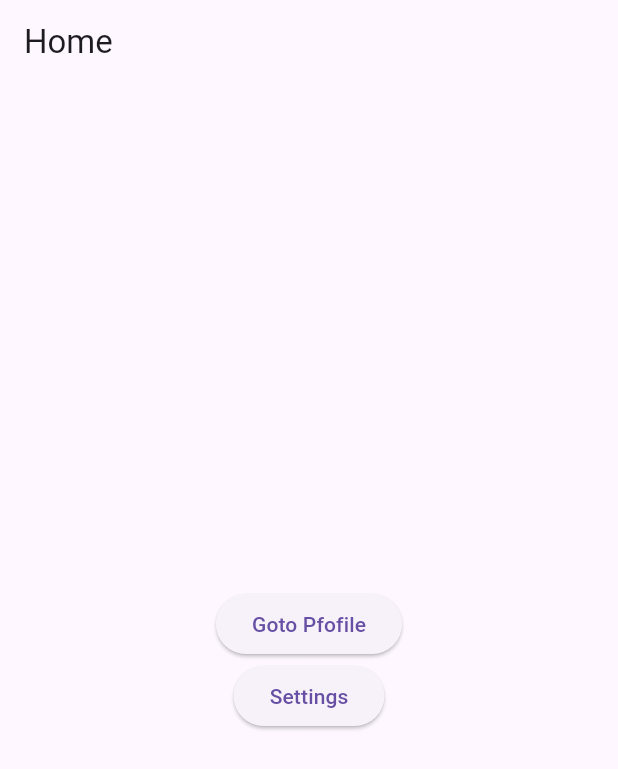
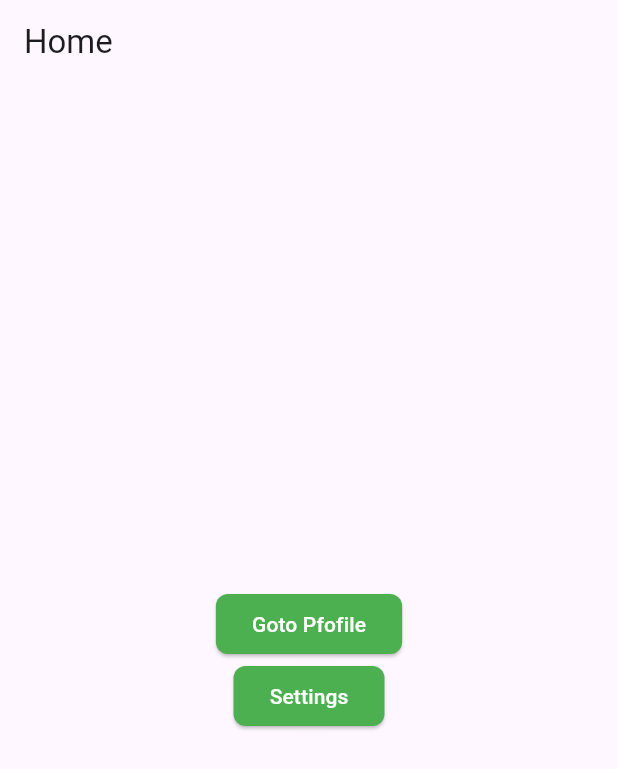
Before and after one commit to MahfuzAhmed28/flutter_practice_project, a Flutter app: the screen it shows after launch, on a phone screen of 412 x 824 dp. Shown: the top 769 px of the screen. Run offline on Flutter 3.47's test engine with Material 3 defaults, Android fonts, the phone set to English and light mode, and no system bars.

Commit message:
Code Reusebility

```diff
--- a/lib/main.dart
+++ b/lib/main.dart
@@ -11,6 +11,17 @@ class HelloWorld extends StatelessWidget {
       debugShowCheckedModeBanner: false, //Remove Corner Debug Banner
       title: 'Welcome',
       home: Home(),
+      theme: ThemeData(
+        elevatedButtonTheme: ElevatedButtonThemeData(
+          style: ElevatedButton.styleFrom(
+              backgroundColor: Colors.green,
+              foregroundColor: Colors.white,
+              shape: RoundedRectangleBorder(
+                  borderRadius: BorderRadius.circular(8)
+              )
+          ),
+        )
+      ),
     );
   }
 }
@@ -94,6 +105,7 @@ class Settings extends StatelessWidget {
           children: [
 
             ElevatedButton(
+
                 onPressed: () {
                   Navigator.pop(context);
                 },
```
